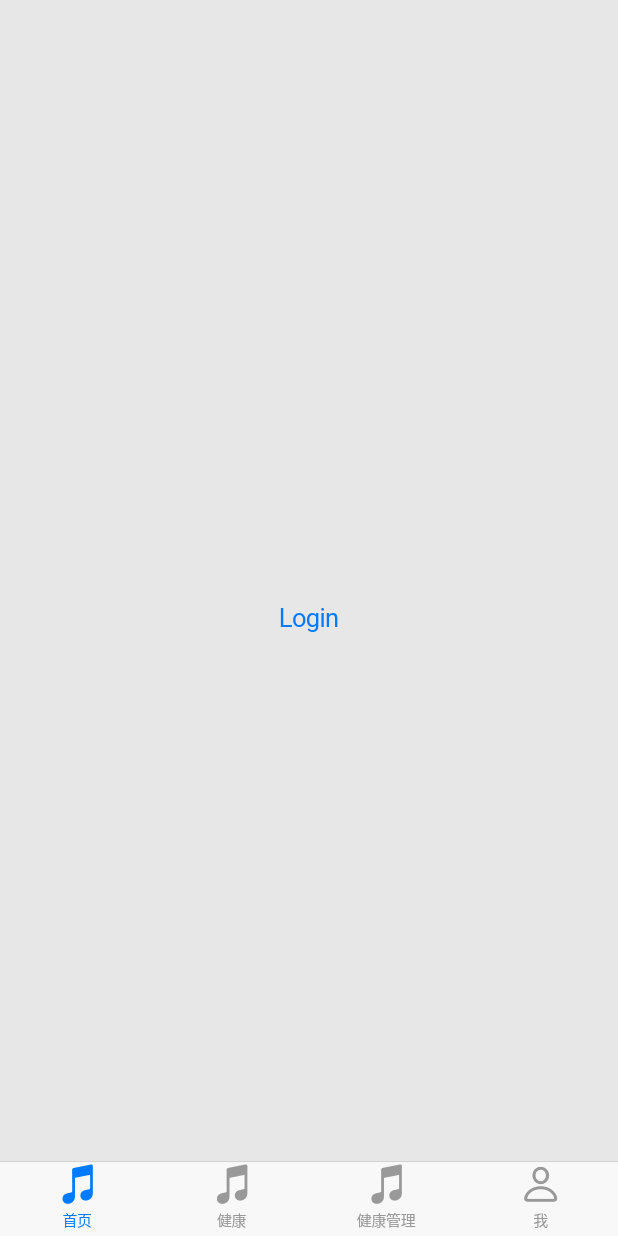
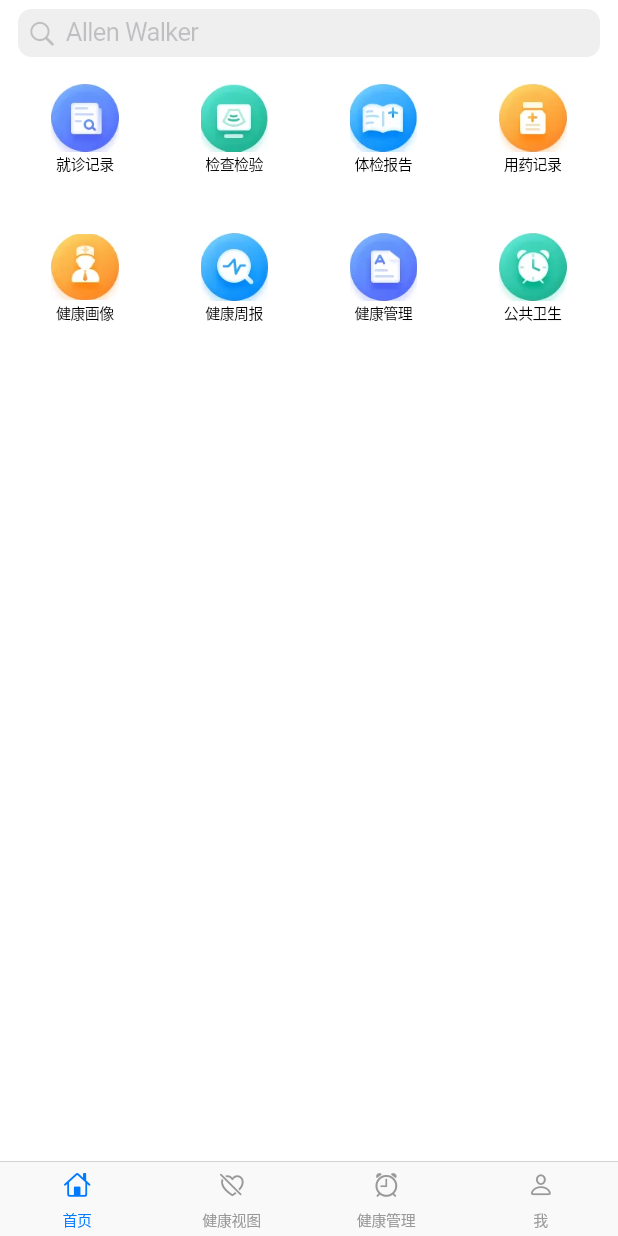
Before and after one commit to warriorsfly/zenroom, a Flutter app: the screen it shows after launch, on a phone screen of 412 x 824 dp. Run offline on Flutter 3.47's test engine with Material 2 defaults, Android fonts, the phone set to English and light mode, and no system bars.

Commit message:
init index menus

```diff
--- a/lib/data/api.dart
+++ b/lib/data/api.dart
@@ -8,13 +8,13 @@ const String _end_point = r'p.zjgwsjk.com';
 var _client = http.Client();
 
 Future<RespSingle<User>> getUserInfo(String zjlx, String zjhm) async {
-  Map<String, String> header = {
+  Map<String, String> headers = {
     'Content-Type': 'application/json',
     'Accept': 'application/json'
   };
   return await _client
       .post(Uri.http(_end_point, '/ehr/api/user/archives'),
-          headers: header, body: jsonEncode({'zjlx': zjlx, 'zjhm': zjhm}))
+          headers: headers, body: jsonEncode({'zjlx': zjlx, 'zjhm': zjhm}))
       .then((value) => jsonDecode(value.body))
       .then((value) => RespSingle.fromJson(
           value, (user) => User.fromJson(user as Map<String, dynamic>)));
--- a/lib/screen/home.dart
+++ b/lib/screen/home.dart
@@ -1,4 +1,5 @@
 import 'package:flutter/cupertino.dart';
+import 'package:zenroom/screen/index.dart';
 import 'package:zenroom/screen/settings.dart';
 
 class HomeScreen extends StatefulWidget {
@@ -12,19 +13,41 @@ class _HomeScreenState extends State<HomeScreen> {
         tabBar: CupertinoTabBar(
           items: [
             const BottomNavigationBarItem(
-                icon: Icon(CupertinoIcons.double_music_note), label: "首页"),
+                icon: Icon(
+                  CupertinoIcons.home,
+                  size: 18,
+                ),
+                label: "首页"),
             const BottomNavigationBarItem(
-                icon: Icon(CupertinoIcons.double_music_note), label: "健康"),
+                icon: Icon(
+                  CupertinoIcons.heart_slash,
+                  size: 18,
+                ),
+                label: "健康视图"),
             const BottomNavigationBarItem(
-                icon: Icon(CupertinoIcons.double_music_note), label: "健康管理"),
+                icon: Icon(
+                  CupertinoIcons.alarm,
+                  size: 18,
+                ),
+                label: "健康管理"),
             const BottomNavigationBarItem(
-                icon: Icon(CupertinoIcons.person),
-                activeIcon: Icon(CupertinoIcons.person_solid),
+                icon: Icon(
+                  CupertinoIcons.person,
+                  size: 18,
+                ),
+                activeIcon: Icon(
+                  CupertinoIcons.person,
+                  size: 18,
+                ),
                 label: "我"),
           ],
         ),
         tabBuilder: (BuildContext context, int index) {
           switch (index) {
+            case 0:
+              return CupertinoTabView(
+                builder: (_) => IndexScreen(),
+              );
             default:
               return CupertinoTabView(
                 builder: (_) => SettingsScreen(),
--- /dev/null
+++ b/lib/screen/index.dart
@@ -0,0 +1,87 @@
+import 'package:flutter/cupertino.dart';
+import 'package:zenroom/widget/icon_menu.dart';
+
+class IndexScreen extends StatefulWidget {
+  @override
+  _IndexScreenState createState() => _IndexScreenState();
+}
+
+class _IndexScreenState extends State<IndexScreen> {
+  PageController _pager = PageController(initialPage: 0);
+
+  @override
+  void initState() {
+    super.initState();
+  }
+
+  @override
+  Widget build(BuildContext context) => CupertinoPageScaffold(
+      navigationBar: CupertinoNavigationBar(
+        middle: Container(
+            margin: EdgeInsets.all(6),
+            child: CupertinoSearchTextField(
+              padding: EdgeInsets.all(6),
+              placeholder: 'Allen Walker',
+            )),
+      ),
+      child: CustomScrollView(slivers: <Widget>[
+        // SliverSafeArea(
+        //   sliver: PageView.builder(
+        //     itemCount: 1,
+        //     onPageChanged: (idx) {
+        //       // setState(() {});
+        //     },
+        //     controller: _pager,
+        //     itemBuilder: (ctx, idx) => Container(),
+        //   ),
+        // )
+        SliverSafeArea(
+            sliver: SliverPadding(
+                padding: EdgeInsets.all(12),
+                sliver: SliverGrid.count(
+                  crossAxisCount: 4,
+                  mainAxisSpacing: 10,
+                  crossAxisSpacing: 10,
+                  children: [
+                    IconMenu(
+                        title: '就诊记录',
+                        icon: 'assets/icon/jzjl.png',
+                        onPressed: () => {}),
+                    IconMenu(
+                        title: '检查检验',
+                        icon: 'assets/icon/yjbg.png',
+                        onPressed: () => {}),
+                    IconMenu(
+                        title: '体检报告',
+                        icon: 'assets/icon/tjbg.png',
+                        onPressed: () => {}),
+                    IconMenu(
+                        title: '用药记录',
+                        icon: 'assets/icon/yyjl.png',
+                        onPressed: () => {}),
+                    IconMenu(
+                        title: '健康画像',
+                        icon: 'assets/icon/yygh.png',
+                        onPressed: () => {}),
+                    IconMenu(
+                        title: '健康周报',
+                        icon: 'assets/icon/zdgj.png',
+                        onPressed: () => {}),
+                    IconMenu(
+                        title: '健康管理',
+                        icon: 'assets/icon/jkpg.png',
+                        onPressed: () => {}),
+                    IconMenu(
+                        title: '公共卫生',
+                        icon: 'assets/icon/jknz.png',
+                        onPressed: () => {}),
+                  ],
+                )))
+      ]));
+
+  @override
+  void dispose() {
+    _pager.dispose();
+    super.dispose();
+  }
+}
--- /dev/null
+++ b/lib/widget/icon_menu.dart
@@ -0,0 +1,41 @@
+import 'dart:io';
+
+import 'package:flutter/cupertino.dart';
+
+class IconMenu extends StatelessWidget {
+  final String title;
+  final String icon;
+  final String tag;
+  final VoidCallback onPressed;
+
+  const IconMenu({
+    key,
+    required this.icon,
+    required this.title,
+    this.tag = '',
+    required this.onPressed,
+  }) : super(key: key);
+
+  @override
+  Widget build(_) => Container(
+        alignment: Alignment.center,
+        width: 60,
+        height: 75,
+        child: Column(
+          children: [
+            Container(
+                width: 45,
+                height: 45,
+                child: Image.asset(
+                  icon,
+                  width: 45,
+                  height: 45,
+                )),
+            Text(
+              title,
+              style: TextStyle(fontSize: 10),
+            )
+          ],
+        ),
+      );
+}
```
Also changed, not shown: pubspec.yaml (+12 -3 lines), assets/icon/jknz.png (added), assets/icon/jkpg.png (added), assets/icon/jzjl.png (added), assets/icon/tjbg.png (added), assets/icon/yjbg.png (added), assets/icon/yygh.png (added), assets/icon/yyjl.png (added), assets/icon/zdgj.png (added), pubspec.lock, 1 other file.
